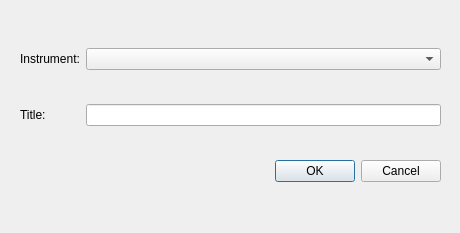
EgonSpengler/LimePipes, file src/app/newtunedialog.ui: the form before one commit.
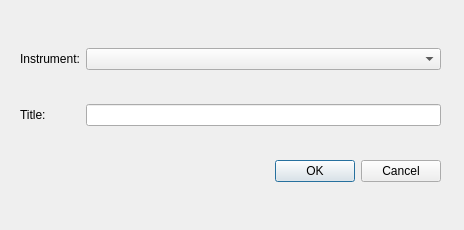
The form after the commit.

Commit message: closes #85, Adding scores with empty title

The edit to the form file:
```diff
--- a/src/app/newtunedialog.ui
+++ b/src/app/newtunedialog.ui
@@ -6,8 +6,8 @@
    <rect>
     <x>0</x>
     <y>0</y>
-    <width>460</width>
-    <height>233</height>
+    <width>464</width>
+    <height>230</height>
    </rect>
   </property>
   <property name="windowTitle">
```
The commit also changes 2 other files.
